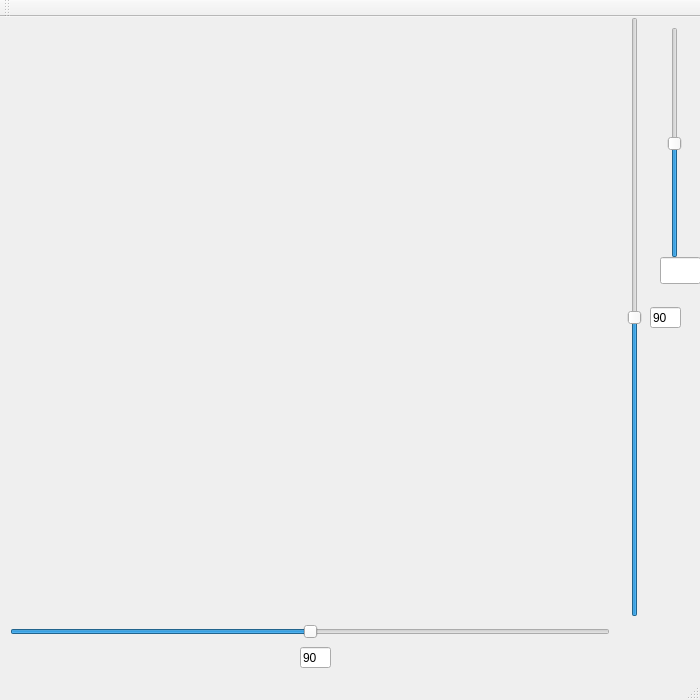
Qt form EllipseRechner/mainwindow.ui (Fomore/Master) before a commit.
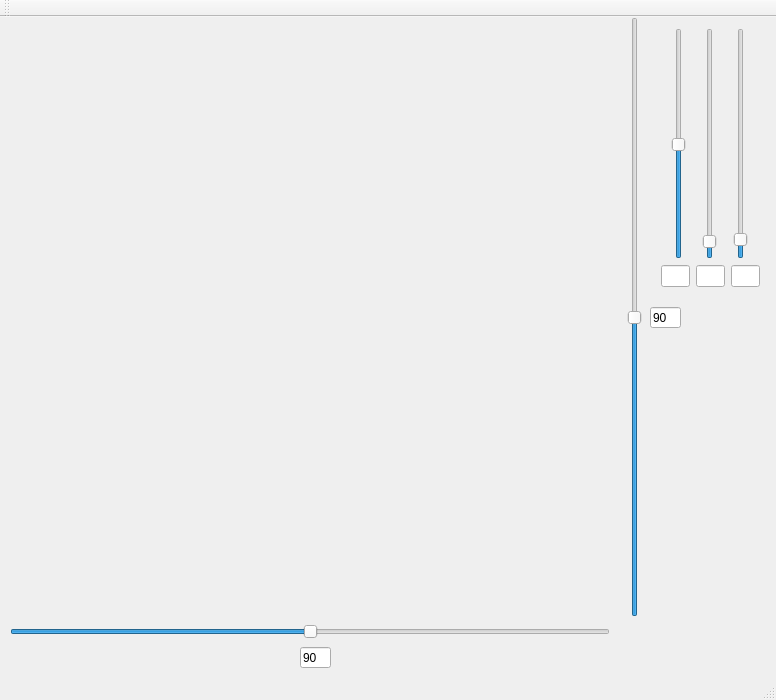
The same form after that commit.

Patch:
```diff
--- a/EllipseRechner/mainwindow.ui
+++ b/EllipseRechner/mainwindow.ui
@@ -6,7 +6,7 @@
    <rect>
     <x>0</x>
     <y>0</y>
-    <width>700</width>
+    <width>776</width>
     <height>700</height>
    </rect>
   </property>
@@ -91,15 +91,20 @@
      <string>90</string>
     </property>
    </widget>
+   <widget class="QWidget" name="">
+    <property name="geometry">
+     <rect>
+      <x>650</x>
+      <y>0</y>
+      <width>121</width>
+      <height>281</height>
+     </rect>
+    </property>
+    <layout class="QVBoxLayout" name="verticalLayout">
+     <item>
+      <layout class="QHBoxLayout" name="horizontalLayout">
+       <item>
    <widget class="QSlider" name="verticalSlider_2">
-    <property name="geometry">
-     <rect>
-      <x>660</x>
-      <y>10</y>
-      <width>29</width>
-      <height>231</height>
-     </rect>
-    </property>
     <property name="minimum">
      <number>1</number>
     </property>
@@ -113,15 +118,55 @@
      <enum>Qt::Vertical</enum>
     </property>
    </widget>
-   <widget class="QLineEdit" name="lineEdit_3">
-    <property name="geometry">
-     <rect>
-      <x>660</x>
-      <y>240</y>
-      <width>41</width>
-      <height>27</height>
-     </rect>
-    </property>
+       </item>
+       <item>
+        <widget class="QSlider" name="verticalSlider_3">
+         <property name="minimum">
+          <number>1</number>
+         </property>
+         <property name="maximum">
+          <number>400</number>
+         </property>
+         <property name="value">
+          <number>20</number>
+         </property>
+         <property name="orientation">
+          <enum>Qt::Vertical</enum>
+         </property>
+        </widget>
+       </item>
+       <item>
+        <widget class="QSlider" name="verticalSlider_4">
+         <property name="minimum">
+          <number>200</number>
+         </property>
+         <property name="maximum">
+          <number>2000</number>
+         </property>
+         <property name="value">
+          <number>300</number>
+         </property>
+         <property name="orientation">
+          <enum>Qt::Vertical</enum>
+         </property>
+        </widget>
+       </item>
+      </layout>
+     </item>
+     <item>
+      <layout class="QHBoxLayout" name="horizontalLayout_2">
+       <item>
+        <widget class="QLineEdit" name="lineEdit_3"/>
+       </item>
+       <item>
+        <widget class="QLineEdit" name="lineEdit_4"/>
+       </item>
+       <item>
+        <widget class="QLineEdit" name="lineEdit_5"/>
+       </item>
+      </layout>
+     </item>
+    </layout>
    </widget>
   </widget>
   <widget class="QMenuBar" name="menuBar">
```
Left out of the diff: 2 changed lines with no effect on the pictures. Lines whose indentation alone changed are shown as unchanged.
